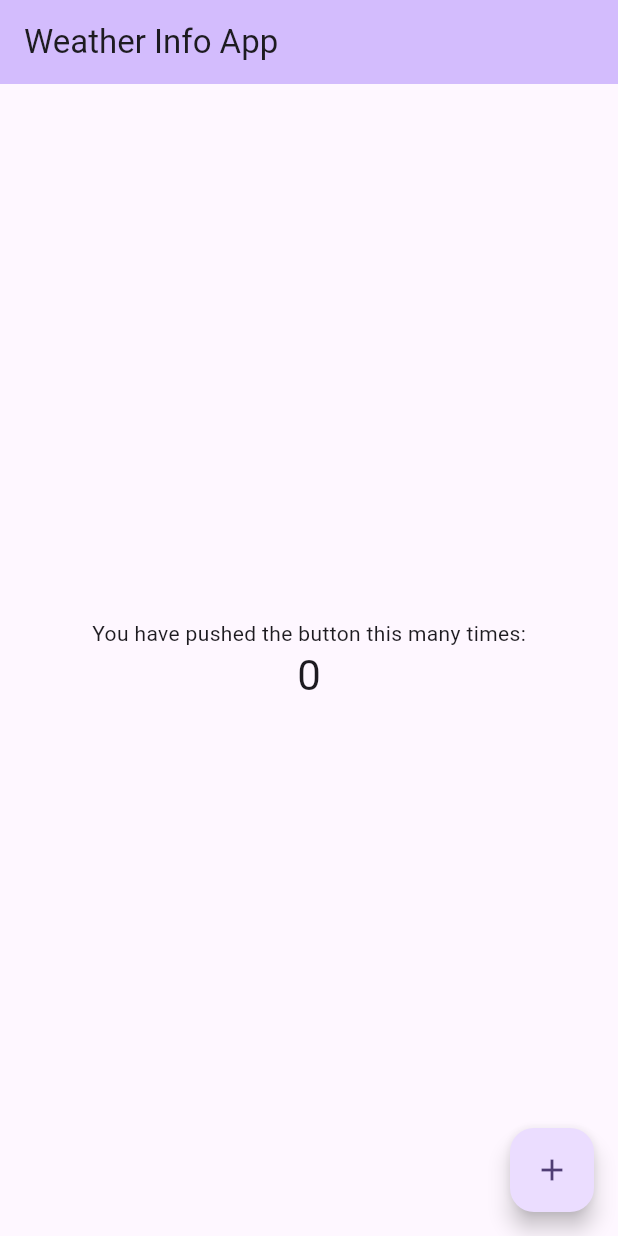
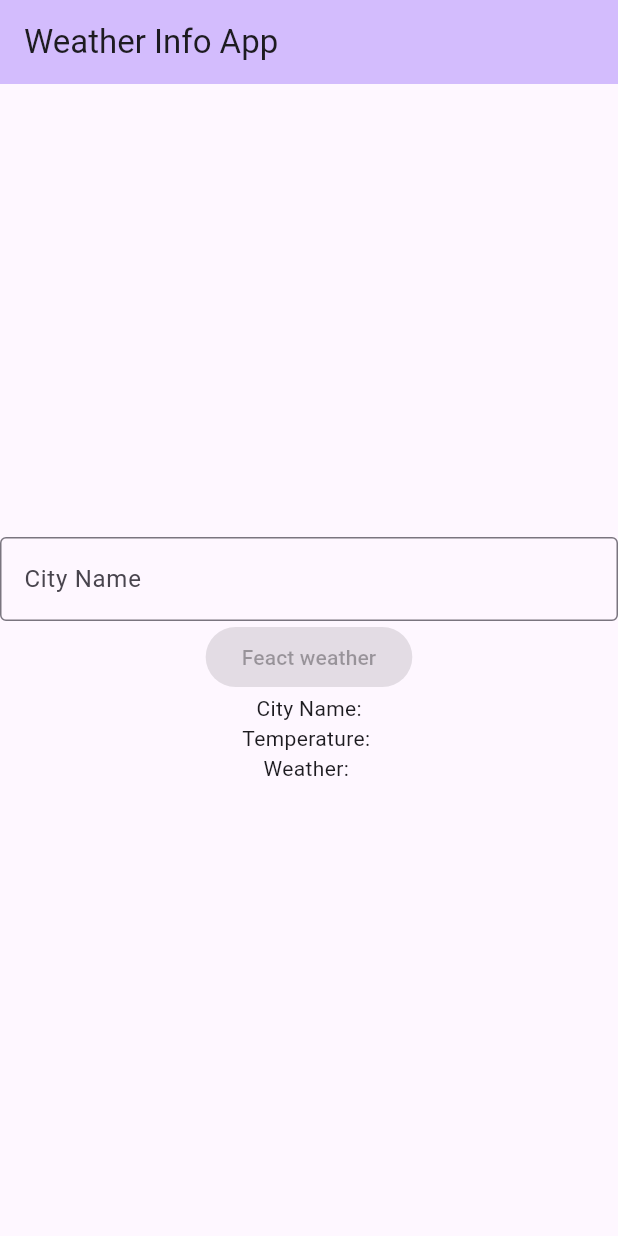
Before and after one commit to Jaugustin3-gsu/weather-app, a Flutter app: the screen it shows after launch, on a phone screen of 412 x 824 dp. Run offline on Flutter 3.47's test engine with Material 3 defaults, Android fonts, the phone set to English and light mode, and no system bars.

Commit message:
Basic UI with input field and button

```diff
--- a/lib/main.dart
+++ b/lib/main.dart
@@ -86,9 +86,11 @@ class _MyHomePageState extends State<MyHomePage> {
         // the App.build method, and use it to set our appbar title.
         title: Text(widget.title),
       ),
+      // ignore: prefer_const_constructors
       body: Center(
         // Center is a layout widget. It takes a single child and positions it
         // in the middle of the parent.
+        // ignore: prefer_const_constructors
         child: Column(
           // Column is also a layout widget. It takes a list of children and
           // arranges them vertically. By default, it sizes itself to fit its
@@ -104,22 +106,31 @@ class _MyHomePageState extends State<MyHomePage> {
           // action in the IDE, or press "p" in the console), to see the
           // wireframe for each widget.
           mainAxisAlignment: MainAxisAlignment.center,
+          // ignore: prefer_const_literals_to_create_immutables
           children: <Widget>[
+
+            const TextField(
+              obscureText: true,
+              decoration: InputDecoration(
+              border: OutlineInputBorder(),
+              labelText: 'City Name',),),
+
+              const ElevatedButton(onPressed: null, child: Text("Feact weather")),
+
             const Text(
-              'You have pushed the button this many times:',
+              'City Name:',
             ),
-            Text(
-              '$_counter',
-              style: Theme.of(context).textTheme.headlineMedium,
+            const Text(
+              'Temperature: ',
             ),
+            const Text(
+              'Weather: ',
+            ),
+
           ],
         ),
       ),
-      floatingActionButton: FloatingActionButton(
-        onPressed: _incrementCounter,
-        tooltip: 'Increment',
-        child: const Icon(Icons.add),
-      ), // This trailing comma makes auto-formatting nicer for build methods.
+
     );
   }
 }
```
